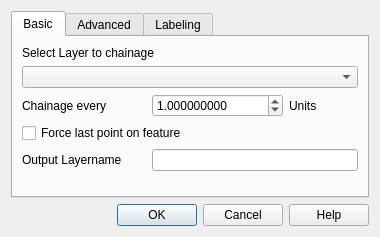
mach0/qchainage, file ui_qchainage.ui: the form before one commit.
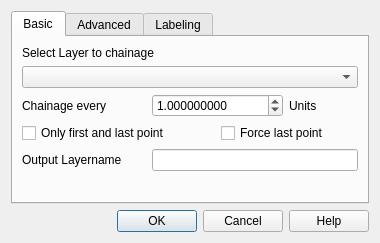
The form after the commit.

Diff of the .ui file:
```diff
--- a/ui_qchainage.ui
+++ b/ui_qchainage.ui
@@ -10,7 +10,7 @@
     <x>0</x>
     <y>0</y>
     <width>380</width>
-    <height>237</height>
+    <height>243</height>
    </rect>
   </property>
   <property name="minimumSize">
@@ -43,13 +43,6 @@
        <string>Basic</string>
       </attribute>
       <layout class="QGridLayout" name="gridLayout_2">
-       <item row="3" column="0" colspan="3">
-        <widget class="QCheckBox" name="forceLastCheckBox">
-         <property name="text">
-          <string>Force last point on feature</string>
-         </property>
-        </widget>
-       </item>
        <item row="1" column="0" colspan="5">
         <widget class="QComboBox" name="selectLayerComboBox">
          <property name="sizePolicy">
@@ -79,7 +72,7 @@
          </property>
         </widget>
        </item>
-       <item row="7" column="2">
+       <item row="8" column="2">
         <spacer name="verticalSpacer">
          <property name="orientation">
           <enum>Qt::Vertical</enum>
@@ -129,6 +122,20 @@
          </property>
         </widget>
        </item>
+       <item row="3" column="0" colspan="3">
+        <widget class="QCheckBox" name="force_fl_CB">
+         <property name="text">
+          <string>Only first and last point</string>
+         </property>
+        </widget>
+       </item>
+       <item row="3" column="3" colspan="2">
+        <widget class="QCheckBox" name="forceLastCheckBox">
+         <property name="text">
+          <string>Force last point</string>
+         </property>
+        </widget>
+       </item>
       </layout>
      </widget>
      <widget class="QWidget" name="tab_2">
```
Left out of the diff: 44 changed lines with no effect on the pictures.
